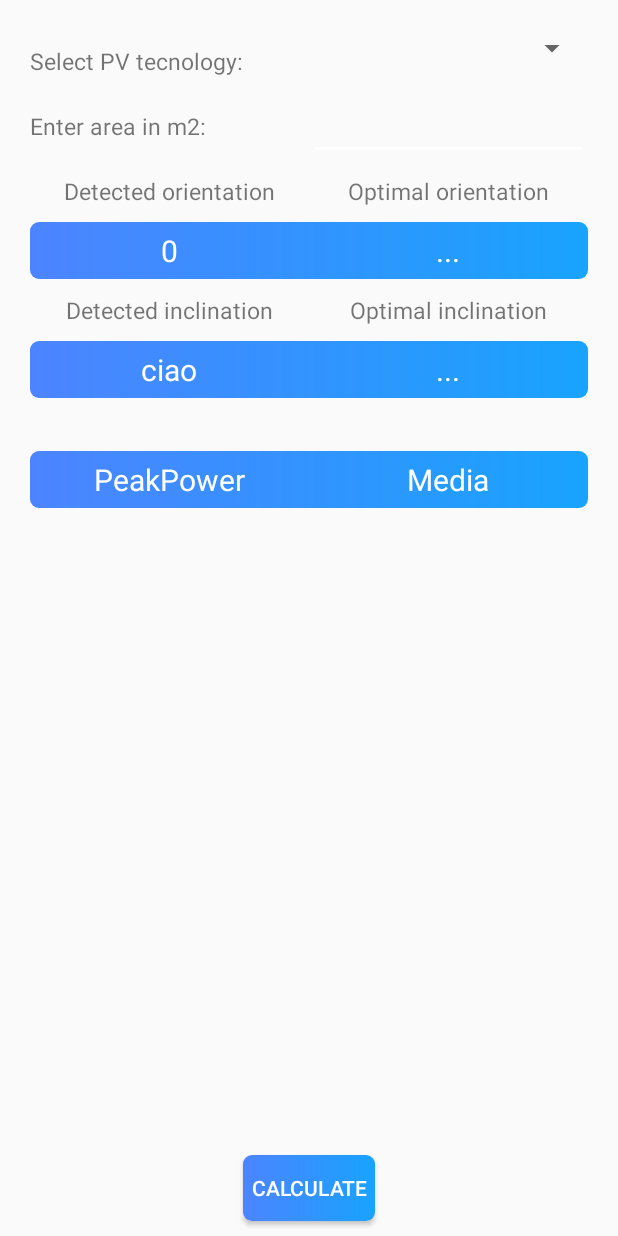
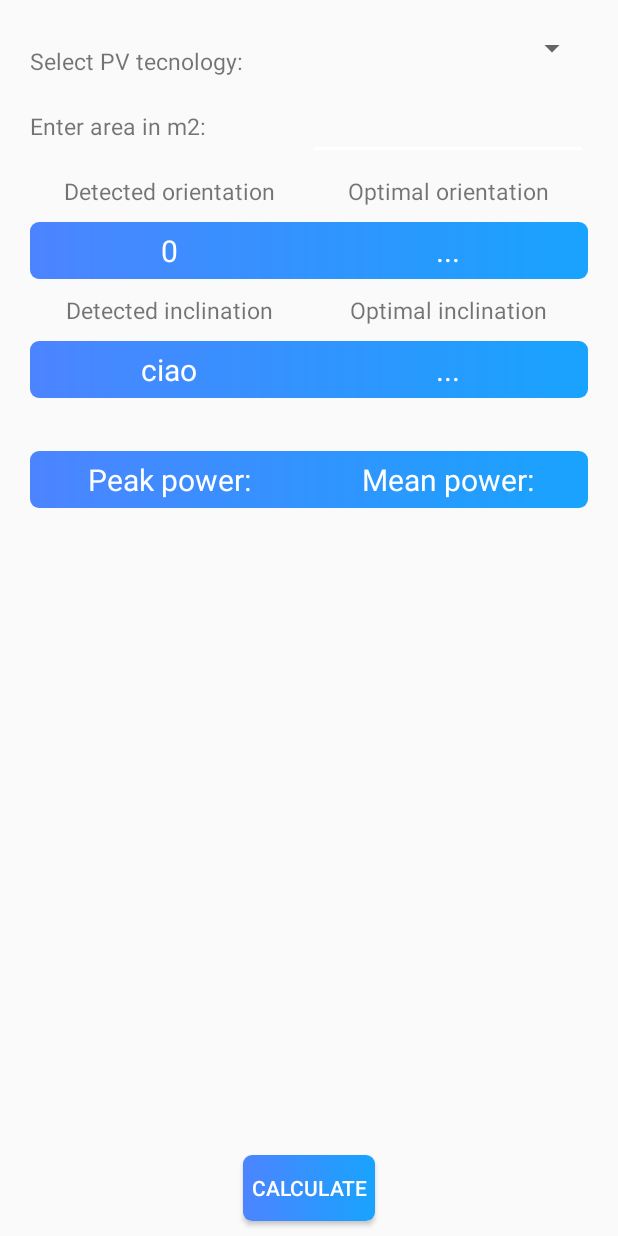
Before and after one commit to simone-rizzo/Solar-Pv-Optimal-Spot, an Android app: the layout fragment2.xml on its own in the app's theme, with its tools: preview values and no code run, on a phone screen of 412 x 824 dp. Run offline under Robolectric (Android 15) with nearby library versions, the phone set to English and light mode, and no system bars; plain views replace LineChart.

Commit message:
fixed text and descriptions

```diff
--- a/app/src/main/java/com/rizzo/sensortest/PVGsAPI.java
+++ b/app/src/main/java/com/rizzo/sensortest/PVGsAPI.java
@@ -120,7 +120,7 @@ public class PVGsAPI implements Runnable {
                 double d = dati.get(i);
                 data.add(new Entry((i + 1), (float)(d)));
             }
-            LineDataSet dataSet = new LineDataSet(data,(!pv)?"Daily mean irradiance on a well oriented surface during the year":"Daliy mean power developed by the selected PV technology during the year");
+            LineDataSet dataSet = new LineDataSet(data,(!pv)?"Daily mean irradiance on optimal spot each year":"Daliy mean power produced by on PV panel each year");
             dataSet.setColor(R.color.gradient_end_color);
             LineData lineData = new LineData(dataSet);
 
--- a/app/src/main/res/layout/fragment2.xml
+++ b/app/src/main/res/layout/fragment2.xml
@@ -265,7 +265,7 @@
                     android:layout_marginBottom="5dp"
                     android:layout_weight="1"
                     android:gravity="center"
-                    android:text="PeakPower"
+                    android:text="Peak power:"
                     android:textColor="#fff"
                     android:textSize="20dp"></TextView>
 
@@ -278,7 +278,7 @@
                     android:layout_marginBottom="5dp"
                     android:layout_weight="1"
                     android:gravity="center"
-                    android:text="Media"
+                    android:text="Mean power:"
                     android:textColor="#fff"
                     android:textSize="20dp"></TextView>
 
```
Also changed, not shown: app/src/main/java/com/rizzo/sensortest/myfragments/photo_frag.java (+10 -4 lines).
